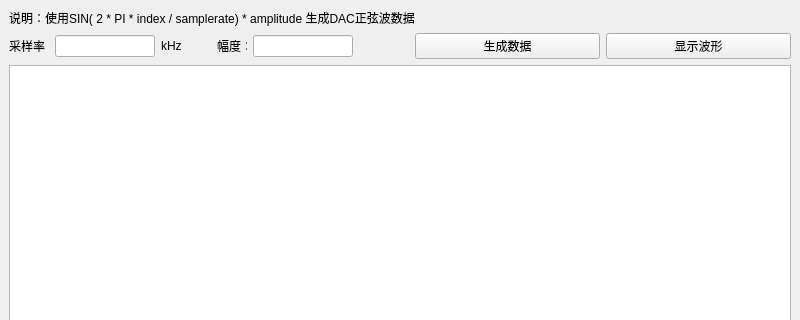
The window that sine_wave_generate.ui (sunguangxian/Tools_py) describes before a commit, drawn with Qt 5; both pictures show x 0 to 800 and y 0 to 320 of the 800 by 600 pixel window.
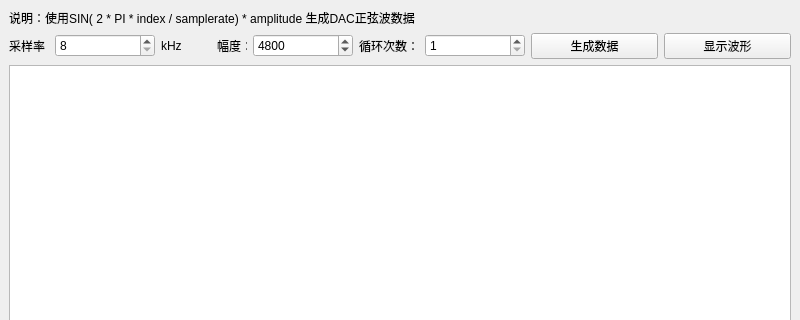
The same window after the commit.

Commit message: 优化DAC单音波形生成

The edit to the form file:
```diff
--- a/sine_wave_generate.ui
+++ b/sine_wave_generate.ui
@@ -38,13 +38,19 @@
        </widget>
       </item>
       <item>
-       <widget class="QLineEdit" name="lineEdit_samplerate">
+       <widget class="QSpinBox" name="spinBox_samplerate">
         <property name="maximumSize">
          <size>
           <width>100</width>
           <height>16777215</height>
          </size>
         </property>
+        <property name="minimum">
+         <number>8</number>
+        </property>
+        <property name="maximum">
+         <number>256</number>
+        </property>
        </widget>
       </item>
       <item>
@@ -74,25 +80,50 @@
        </widget>
       </item>
       <item>
-       <widget class="QLineEdit" name="lineEdit_amplitude">
+       <widget class="QSpinBox" name="spinBox_amplitude">
         <property name="maximumSize">
          <size>
           <width>100</width>
           <height>16777215</height>
          </size>
         </property>
+        <property name="maximum">
+         <number>32768</number>
+        </property>
+        <property name="singleStep">
+         <number>1</number>
+        </property>
+        <property name="value">
+         <number>4800</number>
+        </property>
        </widget>
       </item>
       <item>
        <widget class="QLabel" name="label_5">
         <property name="maximumSize">
          <size>
-          <width>50</width>
+          <width>60</width>
           <height>16777215</height>
          </size>
         </property>
         <property name="text">
-         <string/>
+         <string>循环次数：</string>
+        </property>
+       </widget>
+      </item>
+      <item>
+       <widget class="QSpinBox" name="spinBox_cycle">
+        <property name="maximumSize">
+         <size>
+          <width>100</width>
+          <height>16777215</height>
+         </size>
+        </property>
+        <property name="minimum">
+         <number>1</number>
+        </property>
+        <property name="maximum">
+         <number>1024</number>
         </property>
        </widget>
       </item>
```
Left out of the diff: 2 changed lines with no effect on the pictures. The commit also changes 2 other files.
